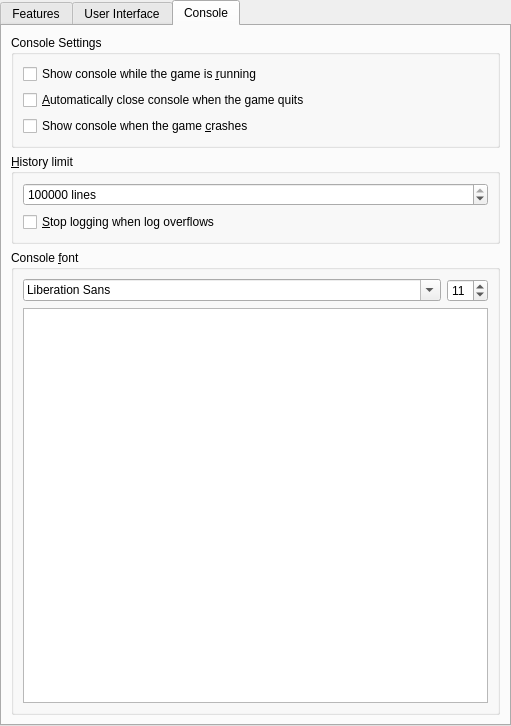
Before: the Qt Designer form launcher/ui/pages/global/LauncherPage.ui in FreesmTeam/FreesmLauncher, drawn with Qt 5.
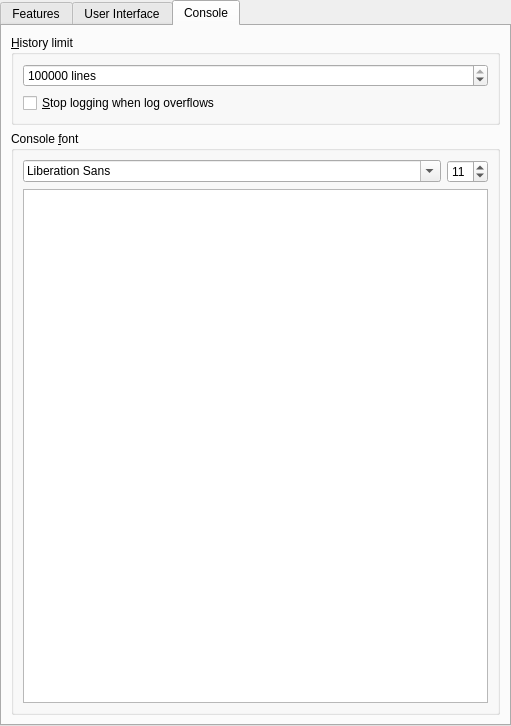
After: the same form once the commit is applied. The open tabs and pages were chosen to show the change. Custom widgets are drawn as their Qt base class.

Commit message: Remove duplicate console section

```diff
--- a/launcher/ui/pages/global/LauncherPage.ui
+++ b/launcher/ui/pages/global/LauncherPage.ui
@@ -523,36 +523,6 @@
        <string>Console</string>
       </attribute>
       <layout class="QVBoxLayout" name="verticalLayout_2">
-       <item>
-        <widget class="QGroupBox" name="consoleSettingsBox">
-         <property name="title">
-          <string>Console Settings</string>
-         </property>
-         <layout class="QVBoxLayout" name="verticalLayout_3">
-          <item>
-           <widget class="QCheckBox" name="showConsoleCheck">
-            <property name="text">
-             <string>Show console while the game is &amp;running</string>
-            </property>
-           </widget>
-          </item>
-          <item>
-           <widget class="QCheckBox" name="autoCloseConsoleCheck">
-            <property name="text">
-             <string>&amp;Automatically close console when the game quits</string>
-            </property>
-           </widget>
-          </item>
-          <item>
-           <widget class="QCheckBox" name="showConsoleErrorCheck">
-            <property name="text">
-             <string>Show console when the game &amp;crashes</string>
-            </property>
-           </widget>
-          </item>
-         </layout>
-        </widget>
-       </item>
        <item>
         <widget class="QGroupBox" name="groupBox_4">
          <property name="title">
```
Left out of the diff: 5 changed lines with no effect on the pictures. The commit also changes 1 other file.
